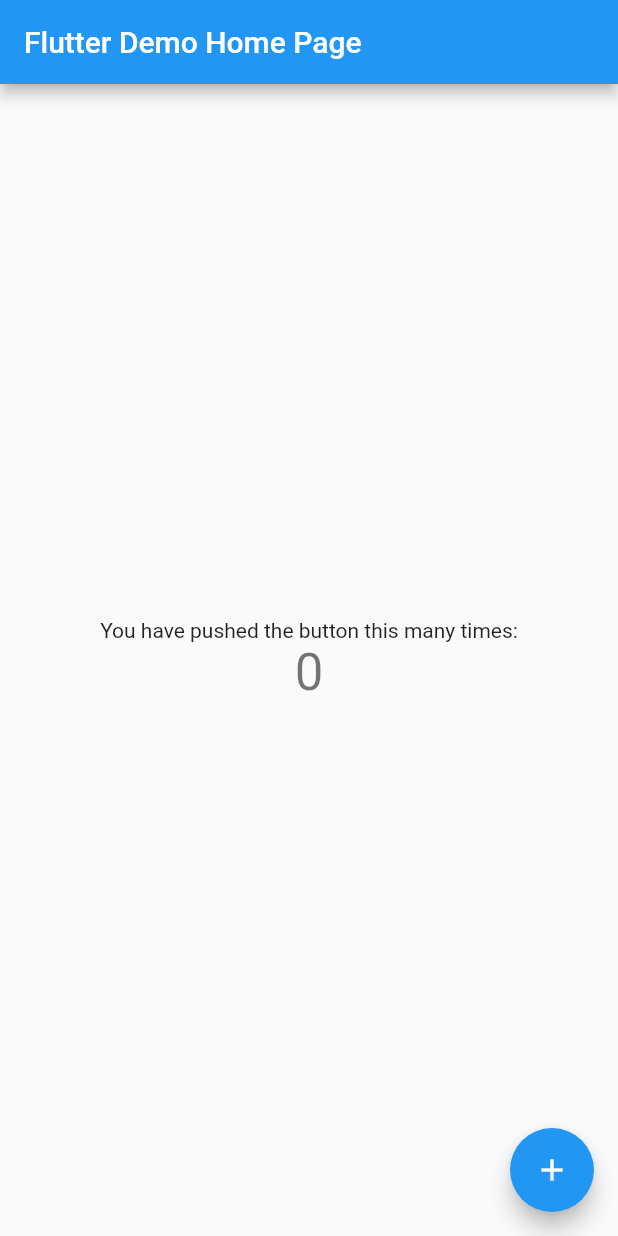
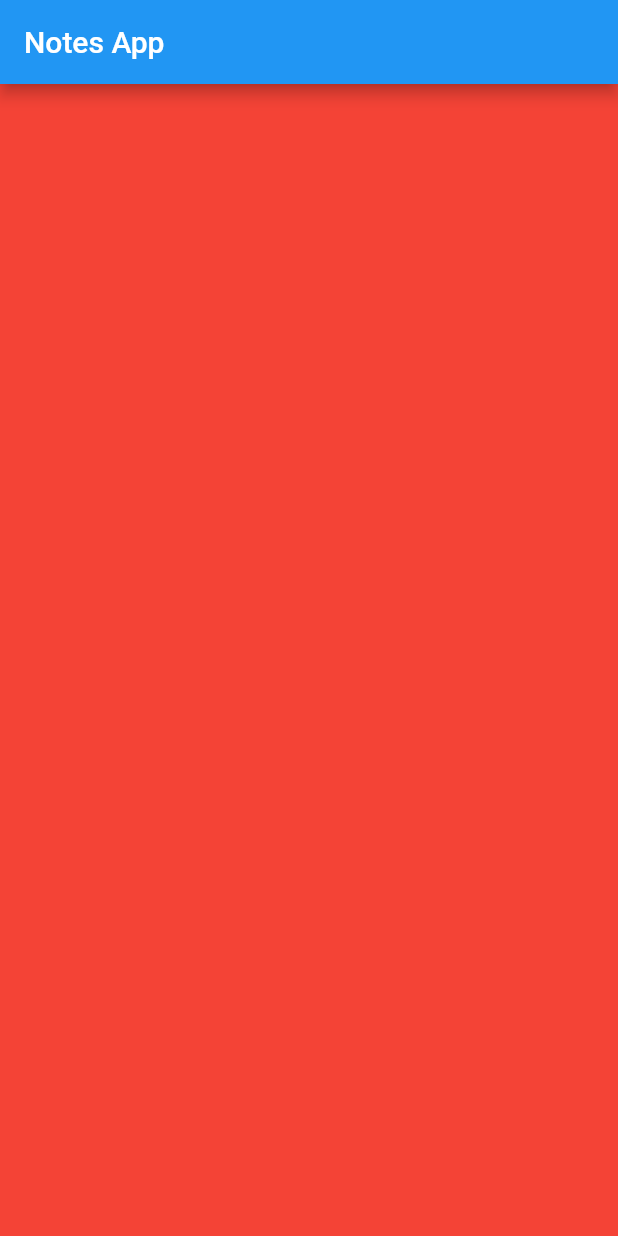
Before and after one commit to OmarSayed22/notes_app, a Flutter app: the screen it shows after launch, on a phone screen of 412 x 824 dp. Run offline on Flutter 3.47's test engine with Material 2 defaults, Android fonts, the phone set to English and light mode, and no system bars.

Commit message:
create notes app

```diff
--- a/lib/main.dart
+++ b/lib/main.dart
@@ -1,115 +1,15 @@
 import 'package:flutter/material.dart';
+import 'package:notes_app/presentation/pages/my_home_page.dart';
 
 void main() {
-  runApp(const MyApp());
+  runApp(const NotesApp());
 }
 
-class MyApp extends StatelessWidget {
-  const MyApp({super.key});
-
-  // This widget is the root of your application.
-  @override
-  Widget build(BuildContext context) {
-    return MaterialApp(
-      title: 'Flutter Demo',
-      theme: ThemeData(
-        // This is the theme of your application.
-        //
-        // Try running your application with "flutter run". You'll see the
-        // application has a blue toolbar. Then, without quitting the app, try
-        // changing the primarySwatch below to Colors.green and then invoke
-        // "hot reload" (press "r" in the console where you ran "flutter run",
-        // or simply save your changes to "hot reload" in a Flutter IDE).
-        // Notice that the counter didn't reset back to zero; the application
-        // is not restarted.
-        primarySwatch: Colors.blue,
-      ),
-      home: const MyHomePage(title: 'Flutter Demo Home Page'),
-    );
-  }
-}
-
-class MyHomePage extends StatefulWidget {
-  const MyHomePage({super.key, required this.title});
-
-  // This widget is the home page of your application. It is stateful, meaning
-  // that it has a State object (defined below) that contains fields that affect
-  // how it looks.
-
-  // This class is the configuration for the state. It holds the values (in this
-  // case the title) provided by the parent (in this case the App widget) and
-  // used by the build method of the State. Fields in a Widget subclass are
-  // always marked "final".
-
-  final String title;
-
-  @override
-  State<MyHomePage> createState() => _MyHomePageState();
-}
-
-class _MyHomePageState extends State<MyHomePage> {
-  int _counter = 0;
-
-  void _incrementCounter() {
-    setState(() {
-      // This call to setState tells the Flutter framework that something has
-      // changed in this State, which causes it to rerun the build method below
-      // so that the display can reflect the updated values. If we changed
-      // _counter without calling setState(), then the build method would not be
-      // called again, and so nothing would appear to happen.
-      _counter++;
-    });
-  }
+class NotesApp extends StatelessWidget {
+  const NotesApp({super.key});
 
   @override
   Widget build(BuildContext context) {
-    // This method is rerun every time setState is called, for instance as done
-    // by the _incrementCounter method above.
-    //
-    // The Flutter framework has been optimized to make rerunning build methods
-    // fast, so that you can just rebuild anything that needs updating rather
-    // than having to individually change instances of widgets.
-    return Scaffold(
-      appBar: AppBar(
-        // Here we take the value from the MyHomePage object that was created by
-        // the App.build method, and use it to set our appbar title.
-        title: Text(widget.title),
-      ),
-      body: Center(
-        // Center is a layout widget. It takes a single child and positions it
-        // in the middle of the parent.
-        child: Column(
-          // Column is also a layout widget. It takes a list of children and
-          // arranges them vertically. By default, it sizes itself to fit its
-          // children horizontally, and tries to be as tall as its parent.
-          //
-          // Invoke "debug painting" (press "p" in the console, choose the
-          // "Toggle Debug Paint" action from the Flutter Inspector in Android
-          // Studio, or the "Toggle Debug Paint" command in Visual Studio Code)
-          // to see the wireframe for each widget.
-          //
-          // Column has various properties to control how it sizes itself and
-          // how it positions its children. Here we use mainAxisAlignment to
-          // center the children vertically; the main axis here is the vertical
-          // axis because Columns are vertical (the cross axis would be
-          // horizontal).
-          mainAxisAlignment: MainAxisAlignment.center,
-          children: <Widget>[
-            const Text(
-              'You have pushed the button this many times:',
-            ),
-            Text(
-              '$_counter',
-              style: Theme.of(context).textTheme.headline4,
-            ),
-          ],
-        ),
-      ),
-      floatingActionButton: FloatingActionButton(
-        onPressed: _incrementCounter,
-        tooltip: 'Increment',
-        child: const Icon(Icons.add),
-      ), // This trailing comma makes auto-formatting nicer for build methods.
-    );
+    return MaterialApp(home: MyHomePage());
   }
 }
--- /dev/null
+++ b/lib/presentation/pages/my_home_page.dart
@@ -0,0 +1,15 @@
+import 'package:flutter/material.dart';
+
+class MyHomePage extends StatelessWidget {
+  @override
+  Widget build(BuildContext context) {
+    return Scaffold(
+      appBar: AppBar(
+        title: const Text('Notes App'),
+      ),
+      body: Container(
+        color: Colors.red,
+      ),
+    );
+  }
+}
```
